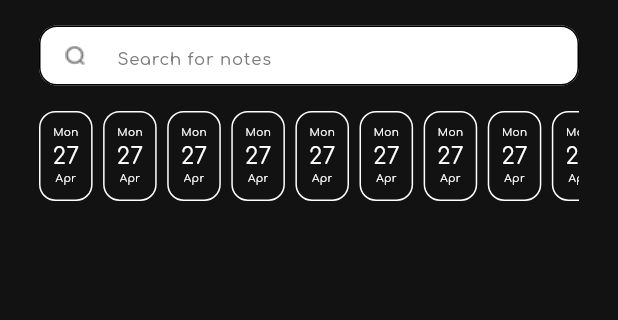
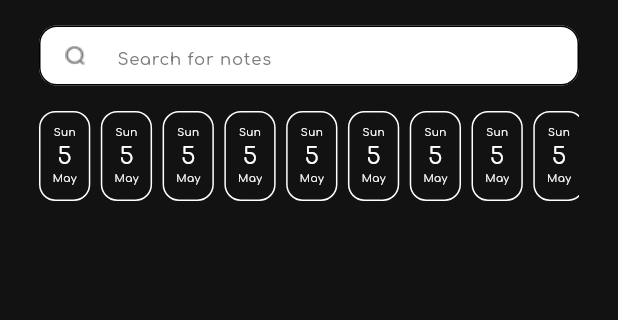
Before and after one commit to As-tra/memo_mate, a Flutter app: the screen it shows after launch, on a phone screen of 412 x 824 dp, the part 117-437 px from its top. Run offline on Flutter 3.47's test engine with Material 3 defaults, Android fonts, the phone set to English and light mode, and no system bars.

Commit message:
start implementing the get date function for the next 2 weeks

```diff
--- /dev/null
+++ b/lib/helpers/get_dates.dart
@@ -0,0 +1,34 @@
+import 'package:memo_mate/models/date_modal.dart';
+
+List<Date> getNextTwoWeeks() {
+  List<String> weekdays = ['Mon', 'Tue', 'Wed', 'Thu', 'Fri', 'Sat', 'Sun'];
+  List<String> months = [
+    'Jan',
+    'Feb',
+    'Mar',
+    'Apr',
+    'May',
+    'Jun',
+    'Jul',
+    'Aug',
+    'Sep',
+    'Oct',
+    'Nov',
+    'Dec'
+  ];
+  List<Date> nextTwoWeeks = [];
+  DateTime date = DateTime.now();
+
+  // I don't add the ability to fetch the consequitve 14 days yet!
+
+  for (int i = 0; i < 14; i++) {
+    nextTwoWeeks.add(
+      Date(
+        weekDay: weekdays[date.weekday - 1],
+        month: months[date.month - 1],
+        day: '${date.day}',
+      ),
+    );
+  }
+  return nextTwoWeeks;
+}
--- /dev/null
+++ b/lib/models/date_modal.dart
@@ -0,0 +1,11 @@
+class Date {
+  final String weekDay;
+  final String month;
+  final String day;
+
+  Date({
+    required this.weekDay,
+    required this.month,
+    required this.day,
+  });
+}
--- a/lib/views/home_view.dart
+++ b/lib/views/home_view.dart
@@ -1,6 +1,6 @@
 import 'package:flutter/material.dart';
 import 'package:memo_mate/widgets/custom_search_bar.dart';
-import 'package:memo_mate/widgets/date_show_card.dart';
+import 'package:memo_mate/widgets/date_bar.dart';
 import 'package:memo_mate/widgets/home_view_app_bar.dart';
 
 class HomeView extends StatelessWidget {
@@ -27,20 +27,3 @@ class HomeView extends StatelessWidget {
     );
   }
 }
-
-class DateBar extends StatelessWidget {
-  const DateBar({super.key});
-
-  @override
-  Widget build(BuildContext context) {
-    return SizedBox(
-      height: 60,
-      child: ListView.builder(
-        scrollDirection: Axis.horizontal,
-        itemBuilder: (context, index) {
-          return const DateShowCard();
-        },
-      ),
-    );
-  }
-}
--- /dev/null
+++ b/lib/widgets/date_bar.dart
@@ -0,0 +1,25 @@
+import 'package:flutter/material.dart';
+import 'package:memo_mate/helpers/get_dates.dart';
+import 'package:memo_mate/models/date_modal.dart';
+import 'package:memo_mate/widgets/date_show_card.dart';
+
+class DateBar extends StatelessWidget {
+  const DateBar({super.key});
+
+  @override
+  Widget build(BuildContext context) {
+    List<Date> dates = getNextTwoWeeks();
+    return SizedBox(
+      height: 60,
+      child: ListView.builder(
+        itemCount: dates.length,
+        scrollDirection: Axis.horizontal,
+        itemBuilder: (context, index) {
+          return DateShowCard(
+            date: dates[index],
+          );
+        },
+      ),
+    );
+  }
+}
--- a/lib/widgets/date_show_card.dart
+++ b/lib/widgets/date_show_card.dart
@@ -1,9 +1,12 @@
 import 'package:flutter/material.dart';
+import 'package:memo_mate/models/date_modal.dart';
 import 'package:memo_mate/widgets/custom_text.dart';
 
 class DateShowCard extends StatelessWidget {
+  final Date date;
   const DateShowCard({
     super.key,
+    required this.date,
   });
 
   @override
@@ -17,18 +20,18 @@ class DateShowCard extends StatelessWidget {
         ),
         borderRadius: BorderRadius.circular(11),
       ),
-      child: const Column(
+      child: Column(
         mainAxisAlignment: MainAxisAlignment.center,
         children: [
           CustomText(
-            text: 'Mon',
+            text: date.weekDay,
             size: 7,
           ),
           CustomText(
-            text: '27',
+            text: date.day,
           ),
           CustomText(
-            text: 'Apr',
+            text: date.month,
             size: 7,
           )
         ],
```
